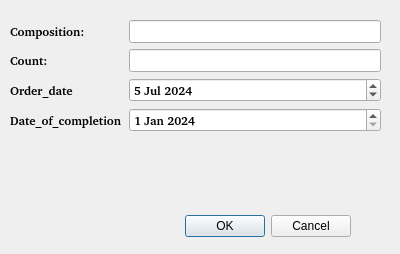
Before: the Qt Designer form flower/insert_form.ui in 1ShaHaruta/Flower, drawn with Qt 5.
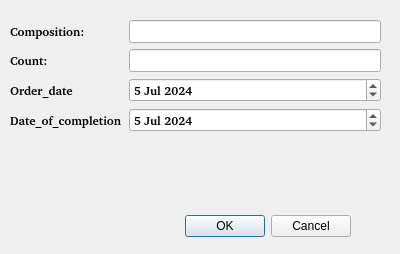
After: the same form once the commit is applied.

Diff of the .ui file:
```diff
--- a/flower/insert_form.ui
+++ b/flower/insert_form.ui
@@ -174,6 +174,16 @@
         <bold>true</bold>
        </font>
       </property>
+      <property name="dateTime">
+       <datetime>
+        <hour>0</hour>
+        <minute>0</minute>
+        <second>0</second>
+        <year>2024</year>
+        <month>7</month>
+        <day>5</day>
+       </datetime>
+      </property>
       <property name="maximumDate">
        <date>
         <year>2024</year>
```
